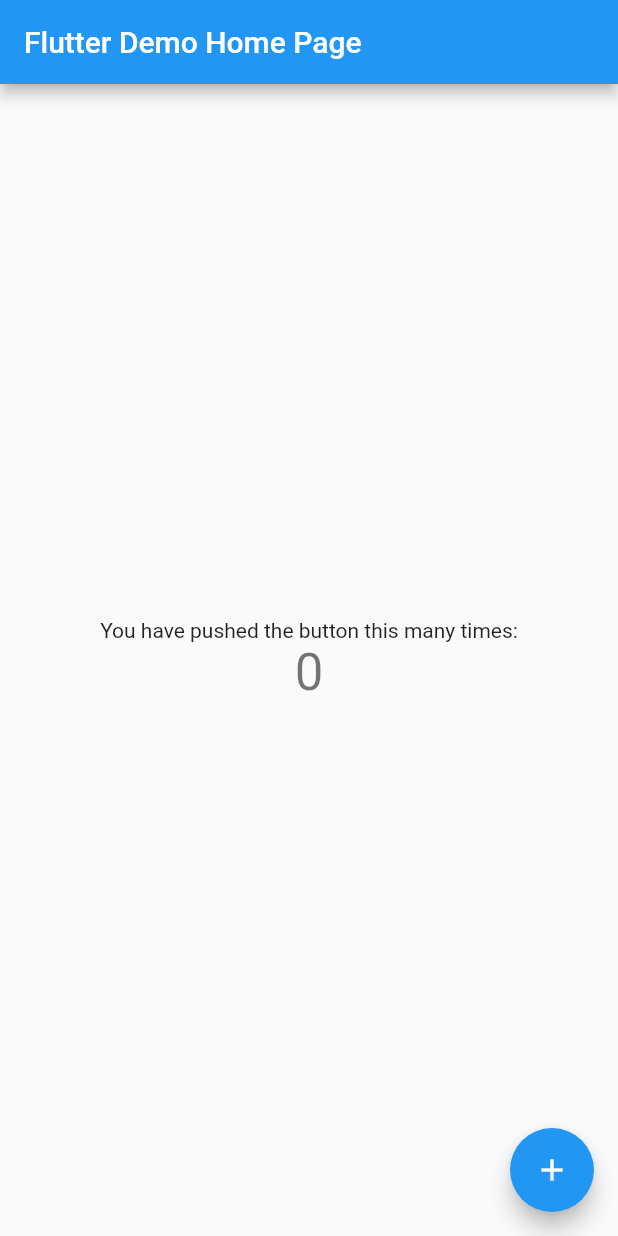
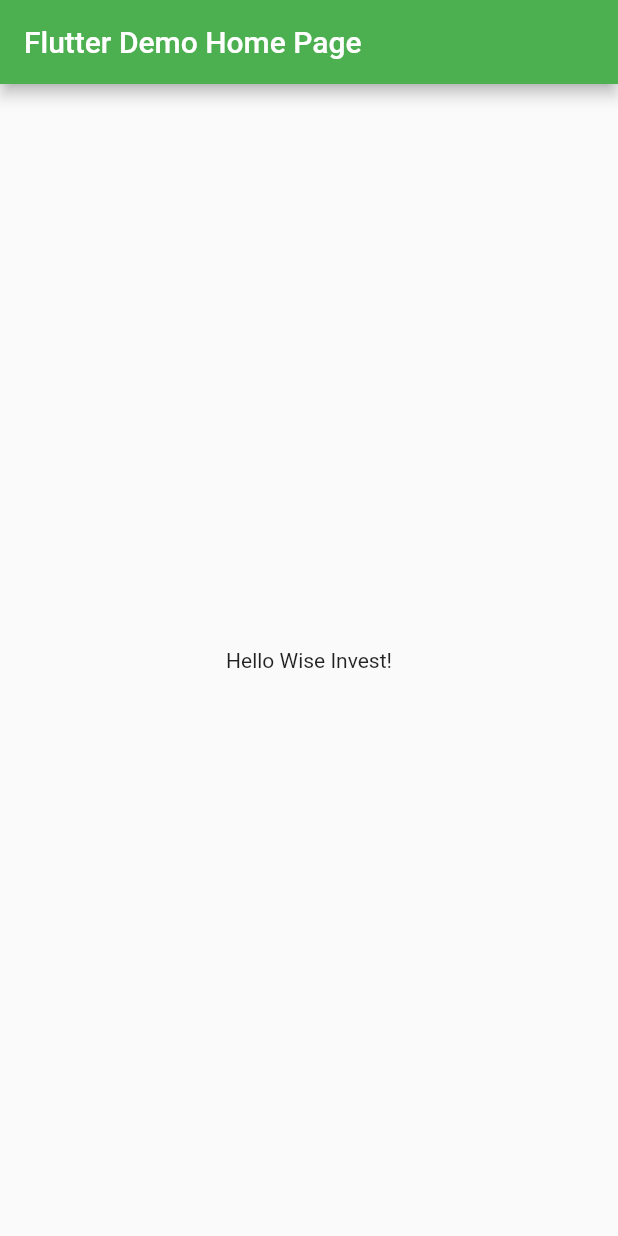
Before and after one commit to cassio-fernandes/Wise-Invest, a Flutter app: the screen it shows after launch, on a phone screen of 412 x 824 dp. Run offline on Flutter 3.47's test engine with Material 2 defaults, Android fonts, the phone set to English and light mode, and no system bars.

Commit message:
static class for render widget

```diff
--- a/lib/main.dart
+++ b/lib/main.dart
@@ -1,41 +1,24 @@
 import 'package:flutter/material.dart';
+import 'package:wise_invest/src/shared/render-layout-content.dart';
+import 'package:wise_invest/src/shared/render-layout.dart';
 
 void main() => runApp(MyApp());
 
 class MyApp extends StatelessWidget {
-  // This widget is the root of your application.
+
   @override
   Widget build(BuildContext context) {
-    return MaterialApp(
-      title: 'Flutter Demo',
-      theme: ThemeData(
-        // This is the theme of your application.
-        //
-        // Try running your application with "flutter run". You'll see the
-        // application has a blue toolbar. Then, without quitting the app, try
-        // changing the primarySwatch below to Colors.green and then invoke
-        // "hot reload" (press "r" in the console where you ran "flutter run",
-        // or simply save your changes to "hot reload" in a Flutter IDE).
-        // Notice that the counter didn't reset back to zero; the application
-        // is not restarted.
-        primarySwatch: Colors.blue,
-      ),
-      home: MyHomePage(title: 'Flutter Demo Home Page'),
+
+    return RenderLayoutContent.materialAppContent(
+        'Flutter demo',
+        ThemeData(primarySwatch: Colors.green),
+        MyHomePage(title: 'Flutter Demo Home Page')
     );
   }
 }
 
 class MyHomePage extends StatefulWidget {
   MyHomePage({Key key, this.title}) : super(key: key);
-
-  // This widget is the home page of your application. It is stateful, meaning
-  // that it has a State object (defined below) that contains fields that affect
-  // how it looks.
-
-  // This class is the configuration for the state. It holds the values (in this
-  // case the title) provided by the parent (in this case the App widget) and
-  // used by the build method of the State. Fields in a Widget subclass are
-  // always marked "final".
 
   final String title;
 
@@ -44,68 +27,20 @@ class MyHomePage extends StatefulWidget {
 }
 
 class _MyHomePageState extends State<MyHomePage> {
-  int _counter = 0;
 
-  void _incrementCounter() {
-    setState(() {
-      // This call to setState tells the Flutter framework that something has
-      // changed in this State, which causes it to rerun the build method below
-      // so that the display can reflect the updated values. If we changed
-      // _counter without calling setState(), then the build method would not be
-      // called again, and so nothing would appear to happen.
-      _counter++;
-    });
-  }
+  final Widget body = Center(
+    child: Column(
+      mainAxisAlignment: MainAxisAlignment.center,
+      children: <Widget>[
+        Text(
+          'Hello Wise Invest!',
+        ),
+      ],
+    ),
+  );
 
   @override
   Widget build(BuildContext context) {
-    // This method is rerun every time setState is called, for instance as done
-    // by the _incrementCounter method above.
-    //
-    // The Flutter framework has been optimized to make rerunning build methods
-    // fast, so that you can just rebuild anything that needs updating rather
-    // than having to individually change instances of widgets.
-    return Scaffold(
-      appBar: AppBar(
-        // Here we take the value from the MyHomePage object that was created by
-        // the App.build method, and use it to set our appbar title.
-        title: Text(widget.title),
-      ),
-      body: Center(
-        // Center is a layout widget. It takes a single child and positions it
-        // in the middle of the parent.
-        child: Column(
-          // Column is also a layout widget. It takes a list of children and
-          // arranges them vertically. By default, it sizes itself to fit its
-          // children horizontally, and tries to be as tall as its parent.
-          //
-          // Invoke "debug painting" (press "p" in the console, choose the
-          // "Toggle Debug Paint" action from the Flutter Inspector in Android
-          // Studio, or the "Toggle Debug Paint" command in Visual Studio Code)
-          // to see the wireframe for each widget.
-          //
-          // Column has various properties to control how it sizes itself and
-          // how it positions its children. Here we use mainAxisAlignment to
-          // center the children vertically; the main axis here is the vertical
-          // axis because Columns are vertical (the cross axis would be
-          // horizontal).
-          mainAxisAlignment: MainAxisAlignment.center,
-          children: <Widget>[
-            Text(
-              'You have pushed the button this many times:',
-            ),
-            Text(
-              '$_counter',
-              style: Theme.of(context).textTheme.headline4,
-            ),
-          ],
-        ),
-      ),
-      floatingActionButton: FloatingActionButton(
-        onPressed: _incrementCounter,
-        tooltip: 'Increment',
-        child: Icon(Icons.add),
-      ), // This trailing comma makes auto-formatting nicer for build methods.
-    );
+    return RenderLayout.renderLayout(body, widget.title);
   }
 }
--- /dev/null
+++ b/lib/src/shared/render-layout-content.dart
@@ -0,0 +1,20 @@
+import 'package:flutter/material.dart';
+
+class RenderLayoutContent {
+
+  static MaterialApp materialAppContent(
+      String title,
+      ThemeData theme,
+      dynamic home) {
+
+    final String contentTitle = title;
+    final ThemeData contentTheme = theme;
+    final dynamic contentHome = home;
+
+    return MaterialApp(
+      title: contentTitle,
+      theme: contentTheme,
+      home: contentHome,
+    );
+  }
+}
--- /dev/null
+++ b/lib/src/shared/render-layout.dart
@@ -0,0 +1,17 @@
+import 'package:flutter/material.dart';
+
+/* This class will render the top bar
+* */
+
+class RenderLayout {
+
+  static Scaffold renderLayout(Widget content, String title) {
+
+    return Scaffold(
+      appBar: AppBar(
+        title: Text(title),
+      ),
+      body: content
+    );
+  }
+}
```
Also changed, not shown: 1 other file.
